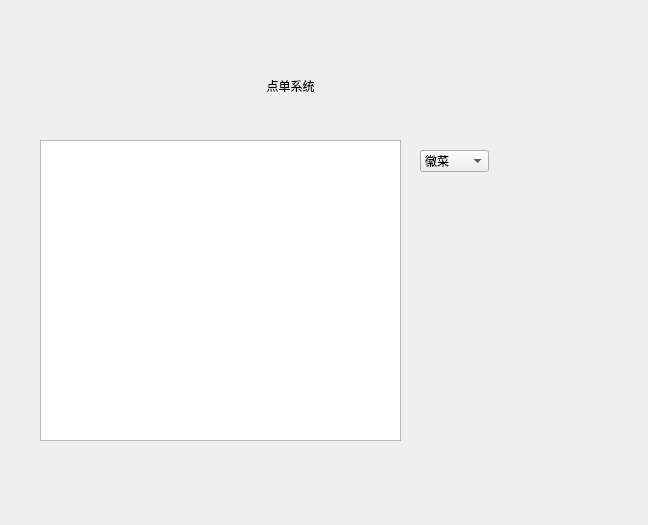
Old version of the form QtLearn/mainwindow.ui in the repository Tswatery/QtProject.
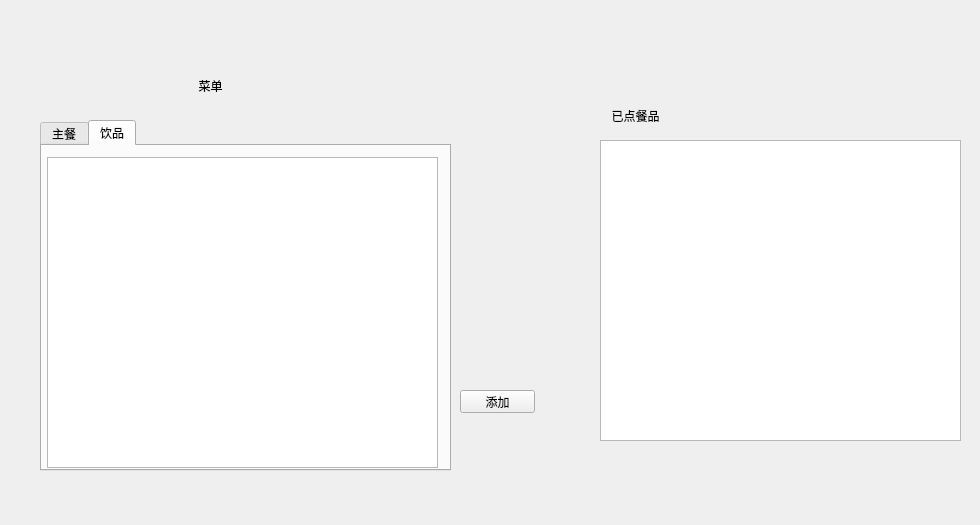
New version of the form.

Commit message: 完成菜单表格

The edit to the form file:
```diff
--- a/QtLearn/mainwindow.ui
+++ b/QtLearn/mainwindow.ui
@@ -6,7 +6,7 @@
    <rect>
     <x>0</x>
     <y>0</y>
-    <width>648</width>
+    <width>980</width>
     <height>525</height>
    </rect>
   </property>
@@ -16,7 +16,7 @@
   <widget class="QLabel" name="Title">
    <property name="geometry">
     <rect>
-     <x>210</x>
+     <x>130</x>
      <y>60</y>
      <width>161</width>
      <height>51</height>
@@ -26,42 +26,100 @@
     <string notr="true">font: 16pt &quot;Arial&quot;;</string>
    </property>
    <property name="text">
-    <string>点单系统</string>
+    <string>菜单</string>
    </property>
    <property name="alignment">
     <set>Qt::AlignCenter</set>
    </property>
   </widget>
-  <widget class="QComboBox" name="MultiSelect">
+  <widget class="QTableView" name="AlreadyTable">
    <property name="geometry">
     <rect>
-     <x>420</x>
-     <y>150</y>
-     <width>69</width>
-     <height>22</height>
-    </rect>
-   </property>
-   <item>
-    <property name="text">
-     <string>徽菜</string>
-    </property>
-   </item>
-   <item>
-    <property name="text">
-     <string>川菜</string>
-    </property>
-   </item>
-  </widget>
-  <widget class="QTableView" name="tableView">
-   <property name="geometry">
-    <rect>
-     <x>40</x>
+     <x>600</x>
      <y>140</y>
      <width>361</width>
      <height>301</height>
     </rect>
    </property>
   </widget>
+  <widget class="QLabel" name="label">
+   <property name="geometry">
+    <rect>
+     <x>590</x>
+     <y>100</y>
+     <width>91</width>
+     <height>31</height>
+    </rect>
+   </property>
+   <property name="styleSheet">
+    <string notr="true">font: 12pt &quot;华文行楷&quot;;</string>
+   </property>
+   <property name="text">
+    <string>已点餐品</string>
+   </property>
+   <property name="alignment">
+    <set>Qt::AlignCenter</set>
+   </property>
+  </widget>
+  <widget class="QPushButton" name="pushButton">
+   <property name="geometry">
+    <rect>
+     <x>460</x>
+     <y>390</y>
+     <width>75</width>
+     <height>23</height>
+    </rect>
+   </property>
+   <property name="text">
+    <string>添加</string>
+   </property>
+  </widget>
+  <widget class="QTabWidget" name="menu">
+   <property name="geometry">
+    <rect>
+     <x>40</x>
+     <y>120</y>
+     <width>411</width>
+     <height>351</height>
+    </rect>
+   </property>
+   <property name="currentIndex">
+    <number>1</number>
+   </property>
+   <widget class="QWidget" name="qmain">
+    <attribute name="title">
+     <string>主餐</string>
+    </attribute>
+    <widget class="QTableView" name="mainview">
+     <property name="geometry">
+      <rect>
+       <x>10</x>
+       <y>10</y>
+       <width>391</width>
+       <height>311</height>
+      </rect>
+     </property>
+    </widget>
+   </widget>
+   <widget class="QWidget" name="qdrink">
+    <attribute name="title">
+     <string>饮品</string>
+    </attribute>
+    <widget class="QTableView" name="tableView">
+     <property name="geometry">
+      <rect>
+       <x>5</x>
+       <y>11</y>
+       <width>391</width>
+       <height>311</height>
+      </rect>
+     </property>
+     <property name="styleSheet">
+      <string notr="true"/>
+     </property>
+    </widget>
+   </widget>
+  </widget>
  </widget>
  <resources/>
  <connections/>
```
Left out of the diff: 3 changed lines with no effect on the pictures. The commit also changes 25 other files.
